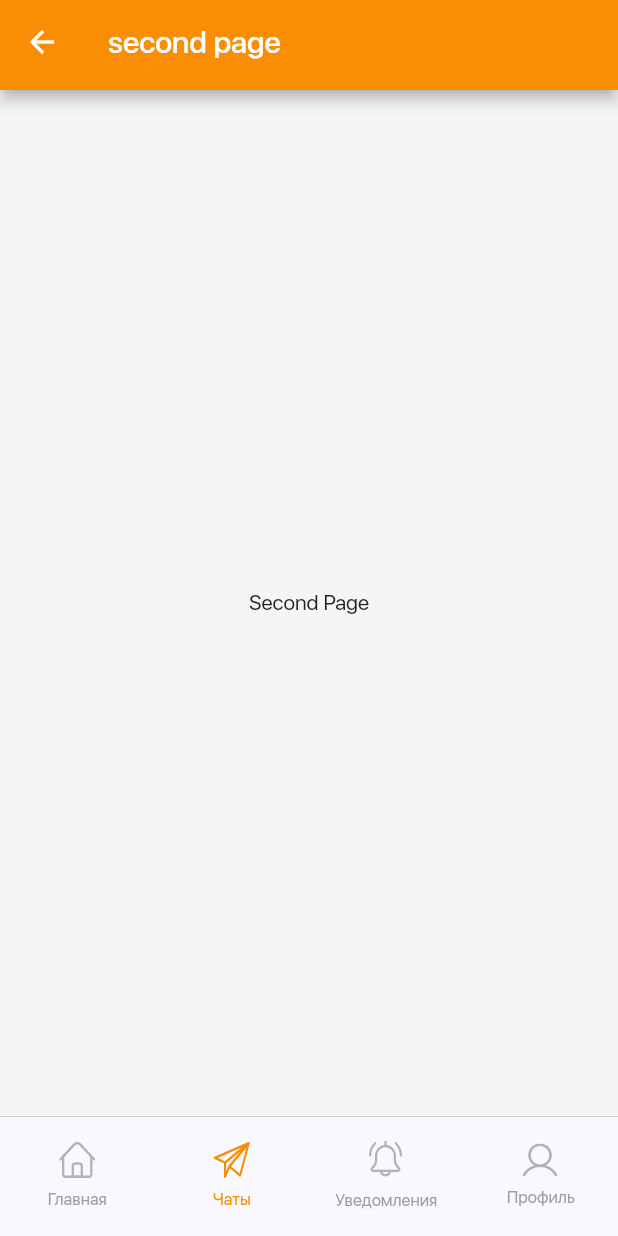
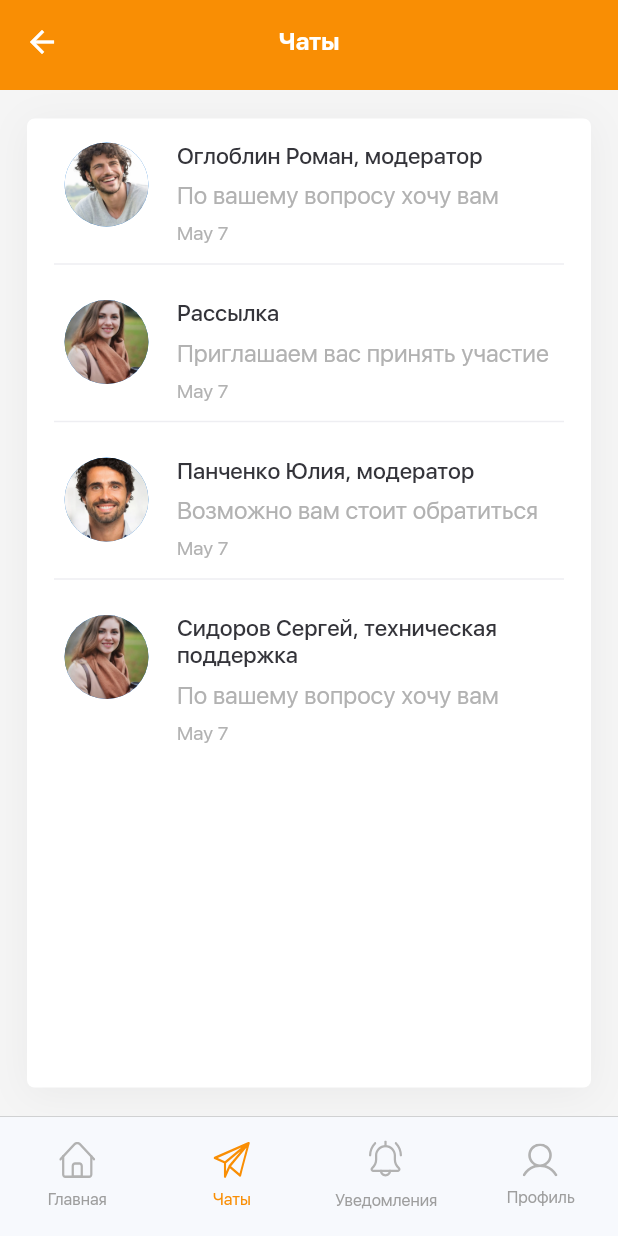
Before and after one commit to alfateamkz/globus_mobileapp, a Flutter app: the NavigationPage screen opened by its route, item 2 of the bottom bar chosen, on a phone screen of 412 x 824 dp. Run offline on Flutter 3.47's test engine with Material 2 defaults, Android fonts, the phone set to English and light mode, and no system bars; our stand-ins replace bloc, dio, equatable, flutter_bloc, flutter_svg, get_it and 3 more; missing offline and left inert: shared_preferences_web; accounts and stored records are empty; generated files the repository leaves out were written again; project files that could hold a hidden picture were left out.

Commit message:
add chat page and notification page

```diff
--- a/lib/src/config/routes/app_routes.dart
+++ b/lib/src/config/routes/app_routes.dart
@@ -1,7 +1,9 @@
 import 'package:alfateam/src/presentation/views/auth_page.dart';
+import 'package:alfateam/src/presentation/views/chat_page.dart';
 import 'package:alfateam/src/presentation/views/discussion_page.dart';
 import 'package:alfateam/src/presentation/views/navigation_page.dart';
 import 'package:alfateam/src/presentation/widgets/auth_page/register_page.dart';
+import 'package:alfateam/src/presentation/widgets/chat_page/room_page.dart';
 import 'package:flutter/material.dart';
 
 class AppRoutes {
@@ -15,6 +17,10 @@ class AppRoutes {
         return _materialRoute(const RegisterPage());
       case '/discussion':
         return _materialRoute(const DiscussionPage());
+      case '/chat':
+        return _materialRoute(const ChatPage());
+      case '/roomPage':
+        return _materialRoute(const RoomPage());
       default:
         return _materialRoute(const NavigationPage());
     }
--- a/lib/src/core/utils/app_text.dart
+++ b/lib/src/core/utils/app_text.dart
@@ -43,4 +43,12 @@ class AppText {
   static const String thanksForAnswer = 'баллов начислено. Спасибо за ответ';
   static const String write = 'Написать';
 
+
+  //CHAT PAGE
+  static const String appBarChatTitle = 'Чаты';
+  static const String appBarRoomTitle = 'Чат';
+
+
+  //NOTIFICATION
+  static const String appBarNotification = 'Уведомления';
 }
--- a/lib/src/presentation/blocs/navigation_bloc/navigation_bloc.dart
+++ b/lib/src/presentation/blocs/navigation_bloc/navigation_bloc.dart
@@ -23,7 +23,7 @@ class NavigationBloc extends Bloc<NavigationEvent, NavigationState> {
     if (currentIndex == 2) {
       emit(NotificationPageLoaded());
     }
-    if (currentIndex == 2) {
+    if (currentIndex == 3) {
       emit(ProfilePageLoaded());
     }
   }
--- a/lib/src/presentation/blocs/navigation_bloc/navigation_state.dart
+++ b/lib/src/presentation/blocs/navigation_bloc/navigation_state.dart
@@ -28,12 +28,12 @@ class HomePageLoaded extends NavigationState {
 
 class ChatPageLoaded extends NavigationState {
   @override
-  String toString() => 'CompanyPageLoaded';
+  String toString() => 'ChatPageLoaded';
 }
 
 class NotificationPageLoaded extends NavigationState {
   @override
-  String toString() => 'ProductPageLoaded';
+  String toString() => 'NotificationPageLoaded';
 }
 class ProfilePageLoaded extends NavigationState {
   @override
--- a/lib/src/presentation/views/chat_page.dart
+++ b/lib/src/presentation/views/chat_page.dart
@@ -1,12 +1,62 @@
+import 'package:alfateam/src/core/utils/app_colors.dart';
+import 'package:alfateam/src/core/utils/app_images.dart';
+import 'package:alfateam/src/presentation/widgets/chat_page/chat_card_widget.dart';
 import 'package:flutter/material.dart';
+
+List<ChatCardEntity> _card = [
+  const ChatCardEntity(
+      name: 'Оглоблин Роман, модератор',
+      avatar: AppImages.avatar2,
+      text: 'По вашему вопросу хочу вам'),
+  const ChatCardEntity(
+      name: 'Рассылка',
+      avatar: AppImages.avatar1,
+      text: 'Приглашаем вас принять участие'),
+  const ChatCardEntity(
+      name: 'Панченко Юлия, модератор',
+      avatar: AppImages.avatar3,
+      text: 'Возможно вам стоит обратиться '),
+  const ChatCardEntity(
+      name: 'Сидоров Сергей, техническая поддержка',
+      avatar: AppImages.avatar1,
+      text: 'По вашему вопросу хочу вам'),
+];
 
 class ChatPage extends StatelessWidget {
   const ChatPage({super.key});
 
   @override
   Widget build(BuildContext context) {
-    return const Center(
-      child: Text('Second Page'),
+    return Padding(
+      padding: const EdgeInsets.fromLTRB(18, 19, 18, 19),
+      child: Container(
+        decoration: BoxDecoration(
+            color: Colors.white,
+            borderRadius: BorderRadius.circular(5),
+            boxShadow: [
+              BoxShadow(
+                color: AppColors.textBlack.withOpacity(0.06),
+                spreadRadius: 0,
+                blurRadius: 22,
+                offset: const Offset(0, 4),
+              ),
+            ]),
+        child: ListView.separated(
+            itemBuilder: (context, index) {
+              return ChatCardWidget(
+                card: _card[index],
+              );
+            },
+            separatorBuilder: (context, index) {
+              return const Padding(
+                  padding: EdgeInsets.symmetric(horizontal: 18),
+                  child: Divider(
+                    thickness: 1,
+                    color: Color(0xFFEEEEF2),
+                  ));
+            },
+            itemCount: _card.length),
+      ),
     );
   }
 }
--- a/lib/src/presentation/views/navigation_page.dart
+++ b/lib/src/presentation/views/navigation_page.dart
@@ -7,7 +7,9 @@ import 'package:alfateam/src/presentation/views/home_page.dart';
 import 'package:alfateam/src/presentation/views/chat_page.dart';
 import 'package:alfateam/src/presentation/views/notification_page.dart';
 import 'package:alfateam/src/presentation/views/profile_page.dart';
+import 'package:alfateam/src/presentation/widgets/chat_page/chat_page_appbar.dart';
 import 'package:alfateam/src/presentation/widgets/home_page/home_page_appbar.dart';
+import 'package:alfateam/src/presentation/widgets/notification_page/notification_appbar.dart';
 import 'package:flutter/material.dart';
 import 'package:flutter_bloc/flutter_bloc.dart';
 import 'package:flutter_svg/svg.dart';
@@ -41,14 +43,10 @@ class _NavigationPageState extends State<NavigationPage> {
                 return const HomePageAppBar();
               }
               if (state is ChatPageLoaded) {
-                return AppBar(
-                  title: Text('second page'),
-                );
+                return const ChatPageAppBar();
               }
               if (state is NotificationPageLoaded) {
-                return AppBar(
-                  title: Text('thrid page'),
-                );
+                return const NotificationPageAppBar();
               }
               if (state is ProfilePageLoaded) {
                 return AppBar(
@@ -71,9 +69,7 @@ class _NavigationPageState extends State<NavigationPage> {
               return const NotificationPage();
             }
             if (state is ProfilePageLoaded) {
-              return AppBar(
-                title: const ProfilePage(),
-              );
+              return const ProfilePage();
             }
             return Container();
           },
--- a/lib/src/presentation/views/notification_page.dart
+++ b/lib/src/presentation/views/notification_page.dart
@@ -1,12 +1,34 @@
+import 'package:alfateam/src/presentation/widgets/notification_page/notification_card_widget.dart';
 import 'package:flutter/material.dart';
+
+List<NotificationCardEntity> _card = [
+  NotificationCardEntity(
+      text:
+          'Ваш комментарий "Сложно в одной торговой марке найти все средства." понравился Петрову Сергею',
+      isLike: true),
+  NotificationCardEntity(
+      text:
+          'Ваш комментарий "Сложно в одной торговой марке найти все средства." понравился Петрову Сергею',
+      isLike: true),
+  NotificationCardEntity(
+      text:
+          'Сергей Петров прокомментировал “С моей точки зрения, все по-другому',
+      isLike: false),
+  NotificationCardEntity(
+      text: 'Иванов Иван прокомментировал “А я полностью согласен с вами”',
+      isLike: false),
+];
 
 class NotificationPage extends StatelessWidget {
   const NotificationPage({super.key});
 
   @override
   Widget build(BuildContext context) {
-    return const Center(
-      child: Text('Third Page'),
-    );
+    return ListView.builder(
+        itemCount: _card.length,
+        padding: const EdgeInsets.fromLTRB(22, 19, 22, 0),
+        itemBuilder: (_, i) {
+          return NotificationCardWidget(card: _card[i]);
+        });
   }
 }
--- /dev/null
+++ b/lib/src/presentation/widgets/chat_page/chat_card_widget.dart
@@ -0,0 +1,60 @@
+import 'package:alfateam/src/core/utils/app_colors.dart';
+import 'package:alfateam/src/core/utils/app_images.dart';
+import 'package:flutter/material.dart';
+
+class ChatCardEntity {
+  final String name;
+  final String avatar;
+  final String text;
+  const ChatCardEntity(
+      {required this.name, required this.avatar, required this.text});
+}
+
+class ChatCardWidget extends StatelessWidget {
+  final ChatCardEntity card;
+  const ChatCardWidget({Key? key, required this.card}) : super(key: key);
+
+  @override
+  Widget build(BuildContext context) {
+    return ListTile(
+      onTap: () {
+        Navigator.pushNamed(context, '/roomPage');
+      },
+      // dense: true,
+      contentPadding: EdgeInsets.only(left: 18, right: 18),
+      style: ListTileStyle.drawer,
+      horizontalTitleGap: 12,
+
+      leading: CircleAvatar(
+        radius: 35,
+        backgroundImage: AssetImage(card.avatar),
+      ),
+      title: Padding(
+        padding: const EdgeInsets.only(top: 12),
+        child: Text(
+          card.name,
+          style: const TextStyle(fontSize: 15, color: AppColors.textBlack),
+        ),
+      ),
+      subtitle: Column(
+        crossAxisAlignment: CrossAxisAlignment.start,
+        children: [
+          const SizedBox(
+            height: 8,
+          ),
+          Text(
+            card.text,
+            style: TextStyle(color: AppColors.mainGrey, fontSize: 16),
+          ),
+          const SizedBox(
+            height: 8,
+          ),
+          const Text(
+            'May 7',
+            style: TextStyle(color: AppColors.mainGrey, fontSize: 13),
+          ),
+        ],
+      ),
+    );
+  }
+}
--- /dev/null
+++ b/lib/src/presentation/widgets/chat_page/chat_page_appbar.dart
@@ -0,0 +1,21 @@
+import 'package:alfateam/src/core/utils/app_images.dart';
+import 'package:alfateam/src/core/utils/app_styles.dart';
+import 'package:alfateam/src/core/utils/app_text.dart';
+import 'package:flutter/material.dart';
+import 'package:flutter_svg/svg.dart';
+
+class ChatPageAppBar extends StatelessWidget {
+  const ChatPageAppBar({Key? key}) : super(key: key);
+
+  @override
+  Widget build(BuildContext context) {
+    return AppBar(
+      title: const Text(
+        AppText.appBarChatTitle,
+        style:AppBarTextStyle.appBarTitleTextStyle,
+      ),
+      elevation: 0,
+      centerTitle: true,
+    );
+  }
+}
--- /dev/null
+++ b/lib/src/presentation/widgets/chat_page/room_page.dart
@@ -0,0 +1,100 @@
+import 'package:alfateam/src/core/utils/app_colors.dart';
+import 'package:alfateam/src/core/utils/app_images.dart';
+import 'package:alfateam/src/core/utils/app_styles.dart';
+import 'package:alfateam/src/core/utils/app_text.dart';
+import 'package:alfateam/src/presentation/widgets/chat_page/message_card_widget.dart';
+import 'package:flutter/material.dart';
+import 'package:flutter_svg/flutter_svg.dart';
+
+List<MessageCardEntity> _card = [
+  const MessageCardEntity(
+      avatar: AppImages.avatar2,
+      name: 'Роман',
+      text: 'Lorem ipsum dolor sit amet.',
+      time: '23 мая 2022 в 17:43',
+      isImage: true),
+  const MessageCardEntity(
+    avatar: AppImages.avatar1,
+    name: 'Юлия',
+    text:
+        'Lorem ipsum dolor sit amet, consectetur adipiscing elit, sed do eiusmod tempor incididunt ut labore.',
+    time: '23 мая 2022 в 18:01',
+  ),
+  const MessageCardEntity(
+    avatar: AppImages.avatar2,
+    name: 'Роман',
+    text:
+        'Lorem ipsum dolor sit amet, consectetur adipiscing elit, sed do eiusmod tempor incididunt ut labore.',
+    time: '23 мая 2022 в 17:43',
+    isFile: true,
+  ),
+];
+
+class RoomPage extends StatelessWidget {
+  const RoomPage({Key? key}) : super(key: key);
+
+  @override
+  Widget build(BuildContext context) {
+    return Scaffold(
+        backgroundColor: AppColors.bottomBarColor,
+        bottomSheet: Container(
+          decoration: BoxDecoration(
+            color: Colors.white,
+            boxShadow: [
+              BoxShadow(
+                color: AppColors.textBlack.withOpacity(0.05),
+                spreadRadius: 0,
+                blurRadius: 12,
+                offset: const Offset(0, -4),
+              ),
+            ],
+          ),
+          height: 75,
+          alignment: Alignment.center,
+          child: ListTile(
+            minLeadingWidth: 0,
+            leading: InkWell(
+              child: SvgPicture.asset(
+                AppImages.attach,
+              ),
+            ),
+            trailing: InkWell(
+                child: SvgPicture.asset(
+              AppImages.send,
+            )),
+            title: TextField(
+              keyboardType: TextInputType.text,
+              autofocus: false,
+              maxLines: null,
+              decoration: InputDecoration(
+                fillColor: Colors.transparent,
+                contentPadding:
+                    const EdgeInsets.symmetric(vertical: 10, horizontal: 15),
+                border: OutlineInputBorder(
+                    borderSide: BorderSide.none,
+                    borderRadius: BorderRadius.circular(30)),
+                hintText: AppText.write,
+                hintStyle:
+                    const TextStyle(color: AppColors.textGrey, fontSize: 14),
+                isDense: true,
+                filled: true,
+              ),
+            ),
+          ),
+        ),
+        appBar: AppBar(
+          title: const Text(
+            AppText.appBarRoomTitle,
+            style: AppBarTextStyle.appBarTitleTextStyle,
+          ),
+          elevation: 0,
+          centerTitle: true,
+        ),
+        body: ListView.builder(
+            padding: EdgeInsets.fromLTRB(18, 19, 18, 75),
+            itemCount: _card.length,
+            itemBuilder: (_, i) {
+              return MessageCardWidget(card: _card[i]);
+            }));
+  }
+}
--- a/lib/src/presentation/widgets/home_page/home_page_appbar.dart
+++ b/lib/src/presentation/widgets/home_page/home_page_appbar.dart
@@ -1,4 +1,5 @@
 import 'package:alfateam/src/core/utils/app_images.dart';
+import 'package:alfateam/src/core/utils/app_styles.dart';
 import 'package:alfateam/src/core/utils/app_text.dart';
 import 'package:flutter/material.dart';
 import 'package:flutter_svg/svg.dart';
@@ -11,8 +12,7 @@ class HomePageAppBar extends StatelessWidget {
     return AppBar(
       title: const Text(
         AppText.homeAppBarTitle,
-        style: TextStyle(
-            color: Colors.white, fontWeight: FontWeight.w700, fontSize: 16),
+        style: AppBarTextStyle.appBarTitleTextStyle,
       ),
       elevation: 0,
       centerTitle: true,
```
Also changed, not shown: lib/src/presentation/widgets/chat_page/message_card_widget.dart (added, +113 -0 lines), lib/src/presentation/widgets/components/preview_image_widget.dart (added, +23 -0 lines), lib/src/presentation/widgets/discussion_page/discussion_card_widget.dart (+16 -28 lines), lib/src/presentation/widgets/notification_page/notification_appbar.dart (added, +19 -0 lines), lib/src/presentation/widgets/notification_page/notification_card_widget.dart (added, +49 -0 lines).
